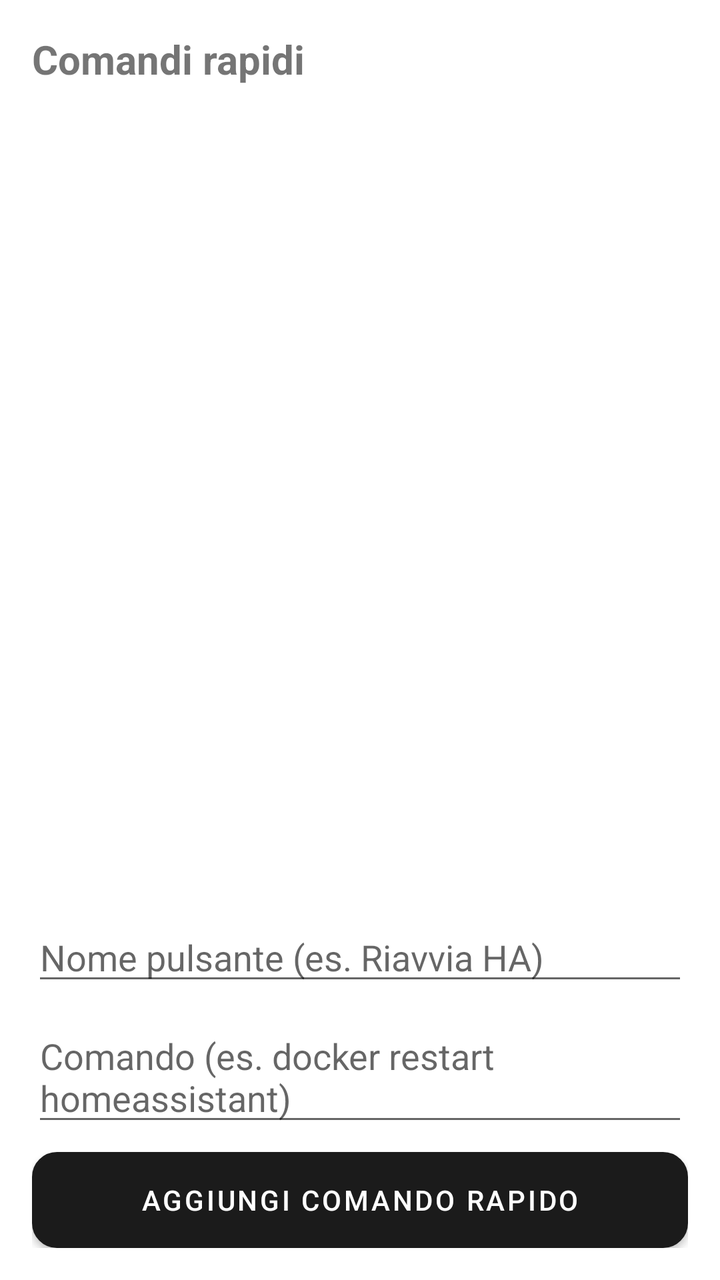
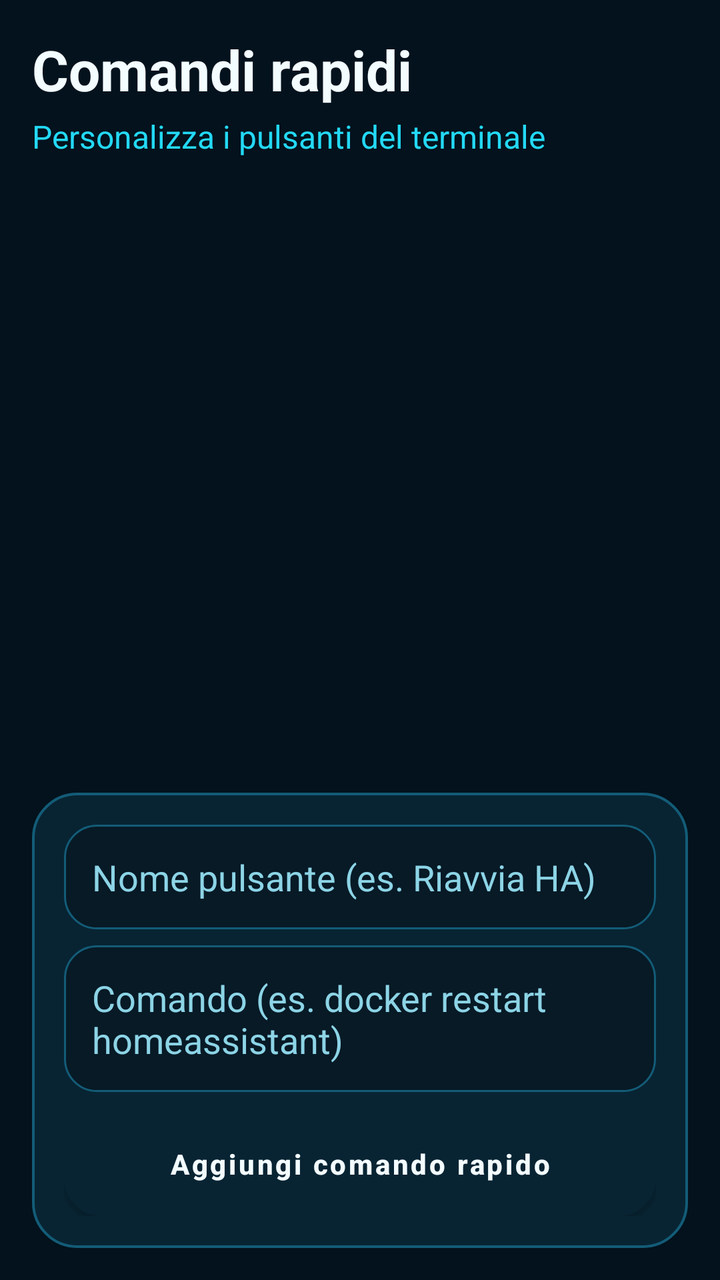

Before-and-after screenshots of an Android layout around one commit, followed by the original layout XML and the change that was made.
<!-- AndroidManifest.xml: application theme Theme.SshTerminal -->
<!-- res/layout/activity_quick_commands.xml -->
<?xml version="1.0" encoding="utf-8"?>
<LinearLayout xmlns:android="http://schemas.android.com/apk/res/android"
    android:layout_width="match_parent"
    android:layout_height="match_parent"
    android:orientation="vertical"
    android:padding="16dp">

    <TextView
        android:layout_width="wrap_content"
        android:layout_height="wrap_content"
        android:text="Comandi rapidi"
        android:textSize="20sp"
        android:textStyle="bold"
        android:layout_marginBottom="12dp" />

    <androidx.recyclerview.widget.RecyclerView
        android:id="@+id/recyclerCommands"
        android:layout_width="match_parent"
        android:layout_height="0dp"
        android:layout_weight="1" />

    <LinearLayout
        android:layout_width="match_parent"
        android:layout_height="wrap_content"
        android:orientation="vertical"
        android:layout_marginTop="12dp">

        <EditText
            android:id="@+id/editLabel"
            android:layout_width="match_parent"
            android:layout_height="wrap_content"
            android:hint="Nome pulsante (es. Riavvia HA)" />

        <EditText
            android:id="@+id/editCommand"
            android:layout_width="match_parent"
            android:layout_height="wrap_content"
            android:hint="Comando (es. docker restart homeassistant)"
            android:layout_marginTop="8dp" />

        <Button
            android:id="@+id/buttonAdd"
            android:layout_width="match_parent"
            android:layout_height="wrap_content"
            android:layout_marginTop="8dp"
            android:background="@drawable/bg_button_ciclamino"
            android:text="Aggiungi comando rapido"
            android:textColor="@color/button_text_light" />

        <Button
            android:id="@+id/buttonCancelEdit"
            android:layout_width="match_parent"
            android:layout_height="wrap_content"
            android:layout_marginTop="4dp"
            android:background="@drawable/bg_button_ciclamino_small"
            android:text="Annulla modifica"
            android:textColor="@color/button_text_light"
            android:visibility="gone" />

    </LinearLayout>

</LinearLayout>
<!-- resources referenced by this layout -->
<resources>
  <color name="button_text_light">#FFFFFF</color>
  <!-- drawable bg_button_ciclamino (drawable) -->
  <?xml version="1.0" encoding="utf-8"?>
  <shape xmlns:android="http://schemas.android.com/apk/res/android" android:shape="rectangle">
      <solid android:color="@color/ciclamino_blue" />
      <corners android:radius="12dp" />
      <stroke android:width="1dp" android:color="@color/ciclamino_blue_light" />
      <padding android:left="10dp" android:top="8dp" android:right="10dp" android:bottom="8dp" />
  </shape>
  <!-- drawable bg_button_ciclamino_small (drawable) -->
  <?xml version="1.0" encoding="utf-8"?>
  <shape xmlns:android="http://schemas.android.com/apk/res/android" android:shape="rectangle">
      <solid android:color="@color/ciclamino_blue_dark" />
      <corners android:radius="10dp" />
      <stroke android:width="1dp" android:color="@color/ciclamino_blue_light" />
      <padding android:left="8dp" android:top="6dp" android:right="8dp" android:bottom="6dp" />
  </shape>
  <style name="Theme.SshTerminal" parent="Theme.MaterialComponents.DayNight.NoActionBar">
          <item name="colorPrimary">#1B1B1B</item>
          <item name="colorPrimaryDark">#000000</item>
          <item name="colorAccent">#33FF33</item>
      </style>
  <color name="ciclamino_blue">#5C6CFF</color>
  <color name="ciclamino_blue_light">#7987FF</color>
  <color name="ciclamino_blue_dark">#4454E8</color>
</resources>

<!-- the commit's change to res/layout/activity_quick_commands.xml (unified diff, before → after) -->
@@ -2,6 +2,7 @@
 <LinearLayout xmlns:android="http://schemas.android.com/apk/res/android"
     android:layout_width="match_parent"
     android:layout_height="match_parent"
+    android:background="@color/matrix_bg"
     android:orientation="vertical"
     android:padding="16dp">
 
@@ -9,52 +10,76 @@
         android:layout_width="wrap_content"
         android:layout_height="wrap_content"
         android:text="Comandi rapidi"
-        android:textSize="20sp"
-        android:textStyle="bold"
-        android:layout_marginBottom="12dp" />
+        android:textColor="@color/matrix_text_primary"
+        android:textSize="28sp"
+        android:textStyle="bold" />
+
+    <TextView
+        android:layout_width="wrap_content"
+        android:layout_height="wrap_content"
+        android:layout_marginTop="4dp"
+        android:text="Personalizza i pulsanti del terminale"
+        android:textColor="@color/matrix_cyan"
+        android:textSize="16sp" />
 
     <androidx.recyclerview.widget.RecyclerView
         android:id="@+id/recyclerCommands"
         android:layout_width="match_parent"
         android:layout_height="0dp"
-        android:layout_weight="1" />
+        android:layout_weight="1"
+        android:layout_marginTop="14dp" />
 
     <LinearLayout
         android:layout_width="match_parent"
         android:layout_height="wrap_content"
+        android:layout_marginTop="12dp"
+        android:background="@drawable/bg_card_matrix"
         android:orientation="vertical"
-        android:layout_marginTop="12dp">
+        android:padding="16dp">
 
         <EditText
             android:id="@+id/editLabel"
             android:layout_width="match_parent"
             android:layout_height="wrap_content"
-            android:hint="Nome pulsante (es. Riavvia HA)" />
+            android:background="@drawable/bg_input_matrix"
+            android:hint="Nome pulsante (es. Riavvia HA)"
+            android:padding="14dp"
+            android:textColor="@color/matrix_text_primary"
+            android:textColorHint="@color/matrix_text_secondary" />
 
         <EditText
             android:id="@+id/editCommand"
             android:layout_width="match_parent"
             android:layout_height="wrap_content"
+            android:layout_marginTop="8dp"
+            android:background="@drawable/bg_input_matrix"
             android:hint="Comando (es. docker restart homeassistant)"
-            android:layout_marginTop="8dp" />
+            android:padding="14dp"
+            android:textColor="@color/matrix_text_primary"
+            android:textColorHint="@color/matrix_text_secondary" />
 
         <Button
             android:id="@+id/buttonAdd"
             android:layout_width="match_parent"
-            android:layout_height="wrap_content"
-            android:layout_marginTop="8dp"
-            android:background="@drawable/bg_button_ciclamino"
+            android:layout_height="52dp"
+            android:layout_marginTop="10dp"
+            android:background="@drawable/bg_button_matrix"
+            android:drawableStart="@drawable/ic_matrix_add"
+            android:drawablePadding="8dp"
             android:text="Aggiungi comando rapido"
-            android:textColor="@color/button_text_light" />
+            android:textAllCaps="false"
+            android:textColor="@color/matrix_text_primary"
+            android:textStyle="bold" />
 
         <Button
             android:id="@+id/buttonCancelEdit"
             android:layout_width="match_parent"
-            android:layout_height="wrap_content"
-            android:layout_marginTop="4dp"
-            android:background="@drawable/bg_button_ciclamino_small"
+            android:layout_height="48dp"
+            android:layout_marginTop="6dp"
+            android:background="@drawable/bg_button_matrix_small"
             android:text="Annulla modifica"
-            android:textColor="@color/button_text_light"
+            android:textAllCaps="false"
+            android:textColor="@color/matrix_text_primary"
             android:visibility="gone" />
 
     </LinearLayout>
<!-- resource entries referenced after the edit -->
@@ -1,29 +1,74 @@
 <!-- resources referenced by this layout -->
 <resources>
-  <color name="button_text_light">#FFFFFF</color>
-  <!-- drawable bg_button_ciclamino (drawable) -->
+  <color name="matrix_bg">#03121D</color>
+  <color name="matrix_cyan">#23D9F6</color>
+  <color name="matrix_text_primary">#F3FCFF</color>
+  <color name="matrix_text_secondary">#8CD4E6</color>
+  <!-- drawable bg_button_matrix (drawable) -->
+  <?xml version="1.0" encoding="utf-8"?>
+  <selector xmlns:android="http://schemas.android.com/apk/res/android">
+      <item android:state_pressed="true">
+          <shape android:shape="rectangle">
+              <solid android:color="@color/matrix_panel_alt" />
+              <corners android:radius="18dp" />
+              <stroke android:width="1.4dp" android:color="@color/matrix_cyan" />
+          </shape>
+      </item>
+      <item>
+          <shape android:shape="rectangle">
+              <solid android:color="@color/matrix_panel" />
+              <corners android:radius="18dp" />
+              <stroke android:width="1.2dp" android:color="@color/matrix_border" />
+          </shape>
+      </item>
+  </selector>
+  <!-- drawable bg_button_matrix_small (drawable) -->
+  <?xml version="1.0" encoding="utf-8"?>
+  <selector xmlns:android="http://schemas.android.com/apk/res/android">
+      <item android:state_pressed="true">
+          <shape android:shape="rectangle">
+              <solid android:color="@color/matrix_panel_alt" />
+              <corners android:radius="14dp" />
+              <stroke android:width="1.4dp" android:color="@color/matrix_cyan" />
+          </shape>
+      </item>
+      <item>
+          <shape android:shape="rectangle">
+              <solid android:color="@color/matrix_panel" />
+              <corners android:radius="14dp" />
+              <stroke android:width="1.2dp" android:color="@color/matrix_border" />
+          </shape>
+      </item>
+  </selector>
+  <!-- drawable bg_card_matrix (drawable) -->
   <?xml version="1.0" encoding="utf-8"?>
   <shape xmlns:android="http://schemas.android.com/apk/res/android" android:shape="rectangle">
-      <solid android:color="@color/ciclamino_blue" />
-      <corners android:radius="12dp" />
-      <stroke android:width="1dp" android:color="@color/ciclamino_blue_light" />
-      <padding android:left="10dp" android:top="8dp" android:right="10dp" android:bottom="8dp" />
+      <solid android:color="@color/matrix_panel" />
+      <corners android:radius="22dp" />
+      <stroke android:width="1.2dp" android:color="@color/matrix_border" />
   </shape>
-  <!-- drawable bg_button_ciclamino_small (drawable) -->
+  <!-- drawable bg_input_matrix (drawable) -->
   <?xml version="1.0" encoding="utf-8"?>
   <shape xmlns:android="http://schemas.android.com/apk/res/android" android:shape="rectangle">
-      <solid android:color="@color/ciclamino_blue_dark" />
-      <corners android:radius="10dp" />
-      <stroke android:width="1dp" android:color="@color/ciclamino_blue_light" />
-      <padding android:left="8dp" android:top="6dp" android:right="8dp" android:bottom="6dp" />
+      <solid android:color="#071A26" />
+      <corners android:radius="16dp" />
+      <stroke android:width="1dp" android:color="@color/matrix_border" />
+      <padding android:left="14dp" android:top="12dp" android:right="14dp" android:bottom="12dp" />
   </shape>
+  <!-- drawable ic_matrix_add (drawable) -->
+  <vector xmlns:android="http://schemas.android.com/apk/res/android"
+      android:width="20dp" android:height="20dp" android:viewportWidth="24" android:viewportHeight="24">
+      <path android:fillColor="@color/matrix_cyan" android:pathData="M19,11H13V5h-2v6H5v2h6v6h2v-6h6z"/>
+  </vector>
   <style name="Theme.SshTerminal" parent="Theme.MaterialComponents.DayNight.NoActionBar">
-          <item name="colorPrimary">#1B1B1B</item>
-          <item name="colorPrimaryDark">#000000</item>
-          <item name="colorAccent">#33FF33</item>
+          <item name="colorPrimary">@color/matrix_panel</item>
+          <item name="colorPrimaryVariant">@color/matrix_bg</item>
+          <item name="colorSecondary">@color/matrix_cyan</item>
+          <item name="android:statusBarColor">@color/matrix_bg</item>
+          <item name="android:navigationBarColor">@color/matrix_bg</item>
       </style>
-  <color name="ciclamino_blue">#5C6CFF</color>
-  <color name="ciclamino_blue_light">#7987FF</color>
-  <color name="ciclamino_blue_dark">#4454E8</color>
+  <color name="matrix_panel_alt">#0A2B3D</color>
+  <color name="matrix_panel">#082433</color>
+  <color name="matrix_border">#135C77</color>
 </resources>
 
